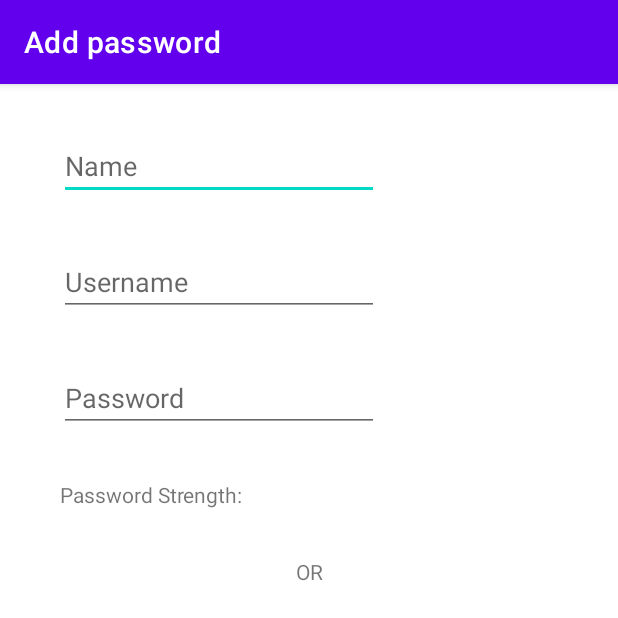
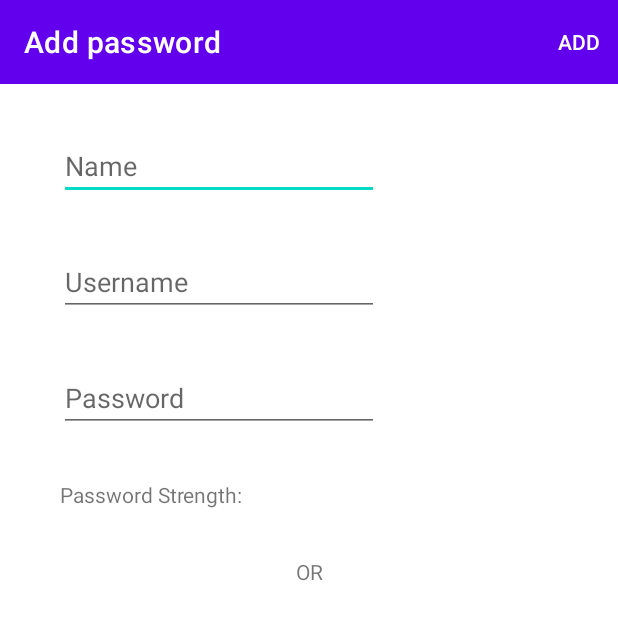
Before and after one commit to gnoguer/PasswordManager-TFG, an Android app: the AddPasswordActivity screen opened directly, with no data from a screen before it, on a phone screen of 412 x 824 dp, the top half of it. Run offline under Robolectric (Android 15) with nearby library versions, the phone set to English and light mode, and no system bars.

Commit message:
Custom toolbar

```diff
--- a/app/src/main/java/com/example/passwordmanager/AddPasswordActivity.java
+++ b/app/src/main/java/com/example/passwordmanager/AddPasswordActivity.java
@@ -1,13 +1,19 @@
 package com.example.passwordmanager;
 
+import androidx.annotation.NonNull;
 import androidx.appcompat.app.AppCompatActivity;
+import androidx.appcompat.widget.Toolbar;
 
+import android.annotation.SuppressLint;
 import android.app.Activity;
 import android.content.Intent;
 import android.graphics.Color;
 import android.os.Bundle;
 import android.text.Editable;
 import android.text.TextWatcher;
+import android.view.Menu;
+import android.view.MenuInflater;
+import android.view.MenuItem;
 import android.view.View;
 import android.widget.Button;
 import android.widget.EditText;
@@ -30,6 +36,9 @@ public class AddPasswordActivity extends AppCompatActivity {
         setContentView(R.layout.activity_add_password);
         setTitle("Add password");
 
+        Toolbar toolbar = findViewById(R.id.addToolbar);
+        setSupportActionBar(toolbar);
+
         serviceName = findViewById(R.id.editTextServiceName);
         username = findViewById(R.id.editTextUsername);
         password = findViewById(R.id.editTextPassword);
@@ -46,6 +55,21 @@ public class AddPasswordActivity extends AppCompatActivity {
                 startActivityForResult(intent, LAUNCH_SECOND_ACTIVITY);
             }
         });
+    }
+
+    @Override
+    public boolean onCreateOptionsMenu(Menu menu) {
+        MenuInflater inflater = getMenuInflater();
+        inflater.inflate(R.menu.add_menu, menu);
+        return true;
+    }
+
+    @Override
+    public boolean onOptionsItemSelected(@NonNull MenuItem item) {
+        if (item.getItemId() == R.id.addItem) {
+            startActivity(new Intent(getApplicationContext(), PasswordsVaultActivity.class));
+        }
+        return super.onOptionsItemSelected(item);
     }
 
     @Override
--- a/app/src/main/java/com/example/passwordmanager/PasswordsVaultActivity.java
+++ b/app/src/main/java/com/example/passwordmanager/PasswordsVaultActivity.java
@@ -1,6 +1,7 @@
 package com.example.passwordmanager;
 
 import androidx.appcompat.app.AppCompatActivity;
+import androidx.appcompat.widget.Toolbar;
 
 import android.content.Intent;
 import android.os.Bundle;
@@ -16,6 +17,8 @@ public class PasswordsVaultActivity extends AppCompatActivity {
         setContentView(R.layout.activity_passwords_vault);
         setTitle("Passwords Vault");
         FloatingActionButton fab = findViewById(R.id.passwordsFab);
+        Toolbar toolbar = findViewById(R.id.passVaultToolbar);
+        setSupportActionBar(toolbar);
 
         fab.setOnClickListener(new View.OnClickListener(){
 
--- a/app/src/main/java/com/example/passwordmanager/VaultActivity.java
+++ b/app/src/main/java/com/example/passwordmanager/VaultActivity.java
@@ -1,6 +1,7 @@
 package com.example.passwordmanager;
 
 import androidx.appcompat.app.AppCompatActivity;
+import androidx.appcompat.widget.Toolbar;
 import androidx.cardview.widget.CardView;
 
 import android.content.Intent;
@@ -15,6 +16,8 @@ public class VaultActivity extends AppCompatActivity {
         setContentView(R.layout.activity_vault);
         setTitle("Vault");
 
+        Toolbar toolbar = findViewById(R.id.vaultToolbar);
+        setSupportActionBar(toolbar);
 
         CardView passwordsCardView = findViewById(R.id.passwordsCardView);
 
--- a/app/src/main/res/layout/activity_add_password.xml
+++ b/app/src/main/res/layout/activity_add_password.xml
@@ -5,6 +5,11 @@
     android:layout_width="match_parent"
     android:layout_height="match_parent"
     tools:context=".AddPasswordActivity">
+
+    <include
+        android:id="@+id/addToolbar"
+        layout="@layout/custom_toolbar">
+    </include>
 
     <EditText
         android:id="@+id/editTextServiceName"
@@ -20,7 +25,7 @@
         android:inputType="textPersonName"
         app:layout_constraintEnd_toEndOf="parent"
         app:layout_constraintStart_toStartOf="parent"
-        app:layout_constraintTop_toTopOf="parent" />
+        app:layout_constraintTop_toBottomOf="@+id/addToolbar" />
 
     <EditText
         android:id="@+id/editTextUsername"
--- /dev/null
+++ b/app/src/main/res/layout/custom_toolbar.xml
@@ -0,0 +1,11 @@
+<?xml version="1.0" encoding="utf-8"?>
+<androidx.appcompat.widget.Toolbar
+    android:layout_width="match_parent"
+    android:layout_height="wrap_content"
+    android:background="?attr/colorPrimary"
+    android:minHeight="?attr/actionBarSize"
+    android:theme="@style/ThemeOverlay.AppCompat.Dark.ActionBar"
+    xmlns:android="http://schemas.android.com/apk/res/android">
+
+
+</androidx.appcompat.widget.Toolbar>
--- /dev/null
+++ b/app/src/main/res/menu/add_menu.xml
@@ -0,0 +1,10 @@
+<?xml version="1.0" encoding="utf-8"?>
+<menu xmlns:app="http://schemas.android.com/apk/res-auto"
+    xmlns:android="http://schemas.android.com/apk/res/android">
+
+    <item
+        android:id="@+id/addItem"
+        android:checkable="false"
+        android:title="Add"
+        app:showAsAction="always" />
+</menu>
--- a/app/src/main/res/values/themes.xml
+++ b/app/src/main/res/values/themes.xml
@@ -1,6 +1,6 @@
 <resources xmlns:tools="http://schemas.android.com/tools">
     <!-- Base application theme. -->
-    <style name="Theme.PasswordManager" parent="Theme.MaterialComponents.DayNight.DarkActionBar">
+    <style name="Theme.PasswordManager" parent="Theme.MaterialComponents.DayNight.NoActionBar">
         <!-- Primary brand color. -->
         <item name="colorPrimary">@color/purple_500</item>
         <item name="colorPrimaryVariant">@color/purple_700</item>
```
Also changed, not shown: app/src/main/res/layout/activity_passwords_vault.xml (+10 -7 lines), app/src/main/res/layout/activity_vault.xml (+9 -3 lines).
